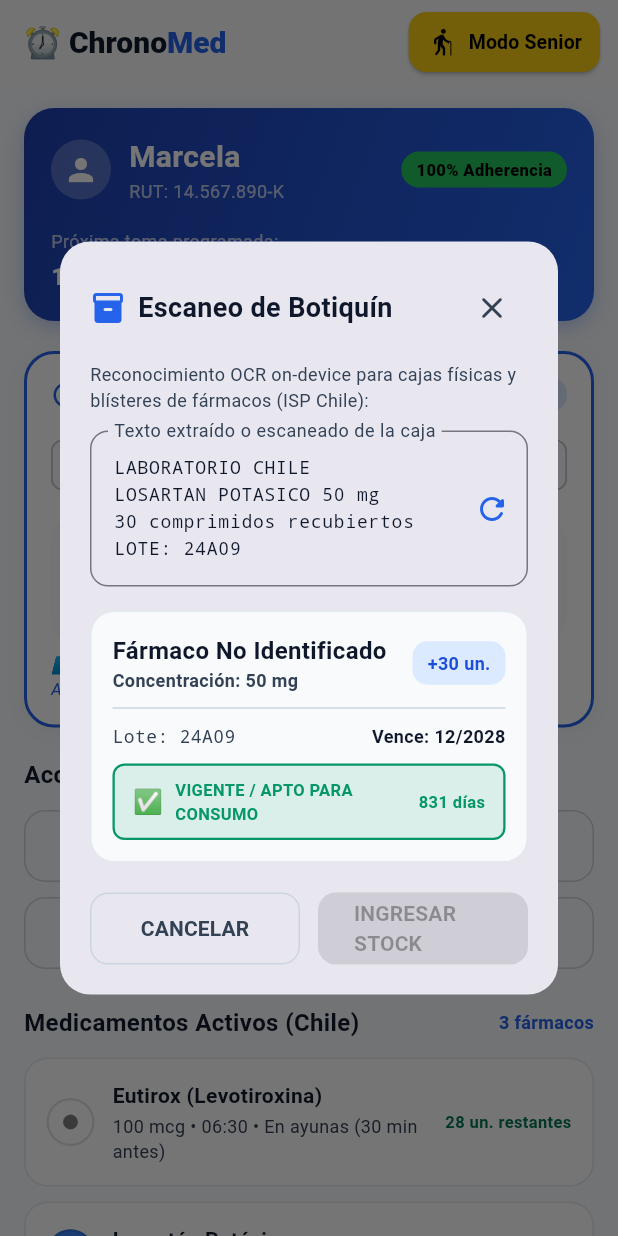
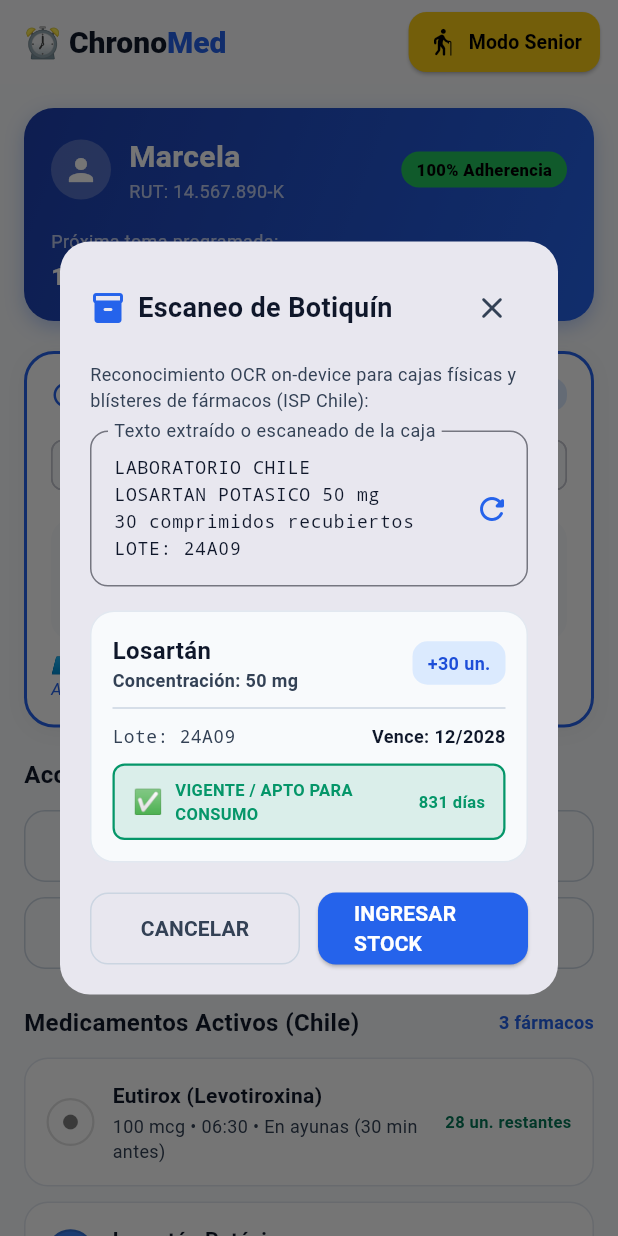
Before and after one commit to oscarkleinkopf/chronomed, a Flutter app: the screen it shows after launch, after a tap on "🏥 Hospital", after a tap on "Botiquín / Caja", on a phone screen of 412 x 824 dp. Run offline on Flutter 3.47's test engine with Material 3 defaults, Android fonts, the phone set to English and light mode, and no system bars; our stand-ins replace flutter_local_notifications, flutter_secure_storage, flutter_tts, pdf, share_plus, timezone; missing offline and left inert: google_mlkit_text_recognition.

Commit message:
fix(a11y,ocr): prevent horizontal overflow under 200% font scaling and support diacritic-insensitive OCR

```diff
--- a/mobile/lib/features/ocr/services/medicine_box_scanner_service.dart
+++ b/mobile/lib/features/ocr/services/medicine_box_scanner_service.dart
@@ -20,15 +20,31 @@ class MedicineBoxScannerService {
     return parseRawText(recognizedText.text, referenceDate: referenceDate);
   }
 
+  static String _removeDiacritics(String str) {
+    return str
+        .replaceAll('á', 'a')
+        .replaceAll('é', 'e')
+        .replaceAll('í', 'i')
+        .replaceAll('ó', 'o')
+        .replaceAll('ú', 'u')
+        .replaceAll('Á', 'A')
+        .replaceAll('É', 'E')
+        .replaceAll('Í', 'I')
+        .replaceAll('Ó', 'O')
+        .replaceAll('Ú', 'U');
+  }
+
   /// Parses raw OCR text to extract drug name, dosage, units, lot number, and expiration date
   MedicineBoxScanResult parseRawText(String text, {DateTime? referenceDate}) {
     final cleanText = text.replaceAll('\n', ' ');
     final today = referenceDate ?? DateTime.now();
 
-    // 1. Detect Drug Name
+    // 1. Detect Drug Name (supports accented and unaccented uppercase like LOSARTAN)
     String? drugName;
+    final normalizedCleanText = _removeDiacritics(cleanText);
     for (final drug in _knownDrugs) {
-      if (RegExp('\\b$drug', caseSensitive: false).hasMatch(cleanText)) {
+      final normalizedDrug = _removeDiacritics(drug);
+      if (RegExp('\\b$normalizedDrug', caseSensitive: false).hasMatch(normalizedCleanText)) {
         drugName = drug;
         break;
       }
--- a/mobile/lib/features/senior_mode/screens/senior_single_action_screen.dart
+++ b/mobile/lib/features/senior_mode/screens/senior_single_action_screen.dart
@@ -110,6 +110,8 @@ class _SeniorSingleActionScreenState extends State<SeniorSingleActionScreen> {
                     borderRadius: BorderRadius.circular(16),
                     border: Border.all(color: SeniorTheme.accentYellow, width: 2),
                   ),
+                  child: FittedBox(
+                    fit: BoxFit.scaleDown,
                     child: Row(
                       mainAxisSize: MainAxisSize.min,
                       children: [
@@ -117,6 +119,7 @@ class _SeniorSingleActionScreenState extends State<SeniorSingleActionScreen> {
                         const SizedBox(width: 12),
                         Text('${_currentIntake.timeSlot.label} (${_currentIntake.targetTime})', style: const TextStyle(fontSize: 20, fontWeight: FontWeight.w900, color: SeniorTheme.accentYellow)),
                       ],
+                    ),
                   ),
                 ),
               ),
--- a/mobile/lib/features/senior_mode/widgets/overdose_guard_button.dart
+++ b/mobile/lib/features/senior_mode/widgets/overdose_guard_button.dart
@@ -59,7 +59,10 @@ class OverdoseGuardButton extends StatelessWidget {
             onConfirm();
           },
           icon: const Icon(Icons.check_rounded, size: 48, color: Colors.black),
-          label: const Text('YA ME LA TOMÉ', style: TextStyle(fontSize: 26, fontWeight: FontWeight.w900, color: Colors.black)),
+          label: const FittedBox(
+            fit: BoxFit.scaleDown,
+            child: Text('YA ME LA TOMÉ', style: TextStyle(fontSize: 26, fontWeight: FontWeight.w900, color: Colors.black)),
+          ),
         ),
       ),
     );
```
Lines whose indentation alone changed are shown as unchanged.
